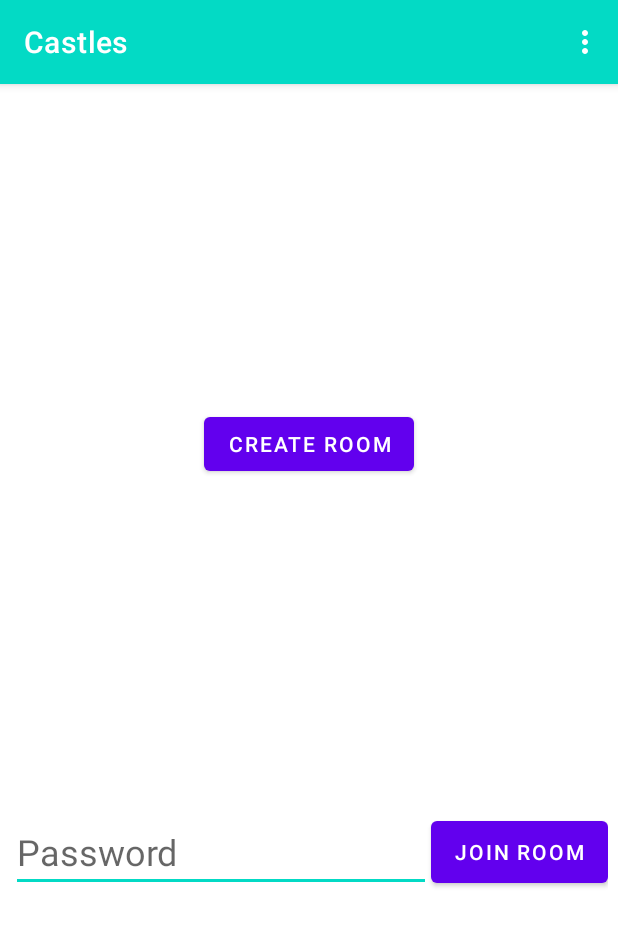
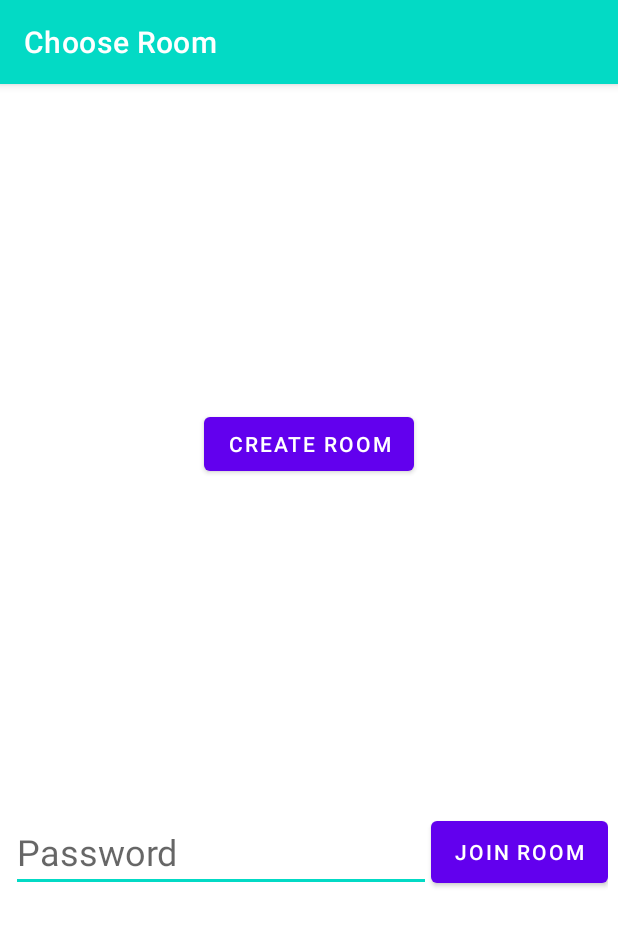
Before and after one commit to galbor/Castles, an Android app: the screen it shows after launch (MainActivity), on a phone screen of 412 x 824 dp. Shown: the top 926 px of the screen. Run offline under Robolectric (Android 15) with nearby library versions, the phone set to English and light mode, and no system bars; our stand-ins replace navigation-ui.

Commit message:
changed online fragment name and removed settings button

```diff
--- a/app/src/main/java/com/example/castles/MainActivity.kt
+++ b/app/src/main/java/com/example/castles/MainActivity.kt
@@ -39,16 +39,6 @@ class MainActivity : AppCompatActivity() {
         // Inflate the menu; this adds items to the action bar if it is present.
         menuInflater.inflate(R.menu.menu_main, menu)
         return true
-    }
-
-    override fun onOptionsItemSelected(item: MenuItem): Boolean {
-        // Handle action bar item clicks here. The action bar will
-        // automatically handle clicks on the Home/Up button, so long
-        // as you specify a parent activity in AndroidManifest.xml.
-        return when (item.itemId) {
-            R.id.action_settings -> true
-            else -> super.onOptionsItemSelected(item)
-        }
     }
 
     override fun onSupportNavigateUp(): Boolean {
--- a/app/src/main/res/menu/menu_main.xml
+++ b/app/src/main/res/menu/menu_main.xml
@@ -1,10 +1,4 @@
 <menu xmlns:android="http://schemas.android.com/apk/res/android"
     xmlns:app="http://schemas.android.com/apk/res-auto"
     xmlns:tools="http://schemas.android.com/tools"
-    tools:context="com.example.castles.MainActivity">
-    <item
-        android:id="@+id/action_settings"
-        android:orderInCategory="100"
-        android:title="@string/action_settings"
-        app:showAsAction="never" />
-</menu>
+    tools:context="com.example.castles.MainActivity"/>
--- a/app/src/main/res/navigation/nav_graph.xml
+++ b/app/src/main/res/navigation/nav_graph.xml
@@ -7,7 +7,8 @@
 
     <fragment
         android:id="@+id/OnlineRoomFragment"
-        android:name="com.example.castles.OnlineRoomFragment">
+        android:name="com.example.castles.OnlineRoomFragment"
+        android:label="@string/online_room_fragment_label">
         <action
             android:id="@+id/action_onlineFragment_to_firstFragment"
             app:destination="@id/FirstFragment" />
@@ -26,6 +27,7 @@
             android:id="@+id/action_FirstFragment_to_SecondFragment"
             app:destination="@id/SecondFragment" />
     </fragment>
+
     <fragment
         android:id="@+id/SecondFragment"
         android:name="com.example.castles.SecondFragment"
--- a/app/src/main/res/values/strings.xml
+++ b/app/src/main/res/values/strings.xml
@@ -4,6 +4,7 @@
     <!-- Strings used for fragments for navigation -->
     <string name="first_fragment_label">Which castles are there?</string>
     <string name="second_fragment_label">Set Castles</string>
+    <string name="online_room_fragment_label">Choose Room</string>
     <string name="next">Next</string>
     <string name="previous">Previous</string>
 
```
